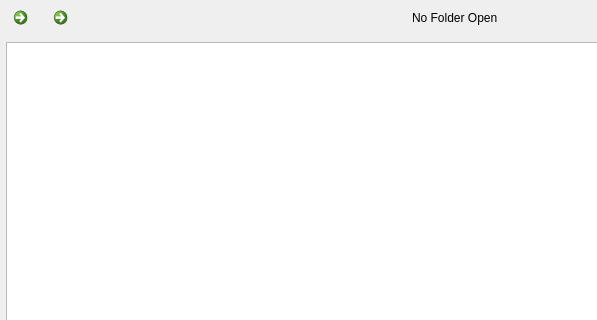
Above: NickvisionTagger/UI/Views/TaggerPage.ui from NickvisionApps/Tagger before the change; both pictures show x 0 to 597 and y 0 to 320 of the 1024 by 654 pixel window. Below: the same form after it.
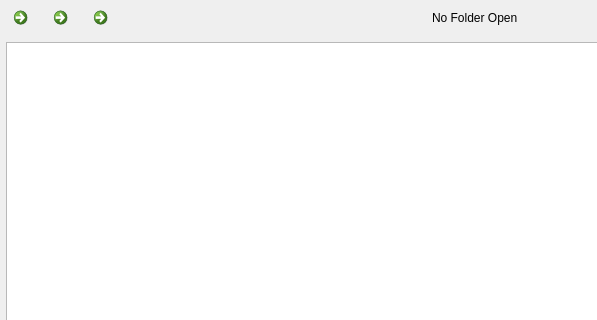
That is the form after the change. Icons and pictures are not drawn.

Commit message: Implemented Close Music Folder

Diff of the .ui file:
```diff
--- a/NickvisionTagger/UI/Views/TaggerPage.ui
+++ b/NickvisionTagger/UI/Views/TaggerPage.ui
@@ -65,6 +65,26 @@
        </property>
       </widget>
      </item>
+     <item>
+      <widget class="QCommandLinkButton" name="btnCloseMusicFolder">
+       <property name="maximumSize">
+        <size>
+         <width>34</width>
+         <height>16777215</height>
+        </size>
+       </property>
+       <property name="toolTip">
+        <string>Refresh Music Folder (F5)</string>
+       </property>
+       <property name="icon">
+        <iconset resource="../../resources.qrc">
+         <normaloff>:/Resources/Close.png</normaloff>:/Resources/Close.png</iconset>
+       </property>
+       <property name="shortcut">
+        <string>F5</string>
+       </property>
+      </widget>
+     </item>
      <item>
       <spacer name="horizontalSpacer_5">
        <property name="orientation">
```
The commit also changes 6 other files.
